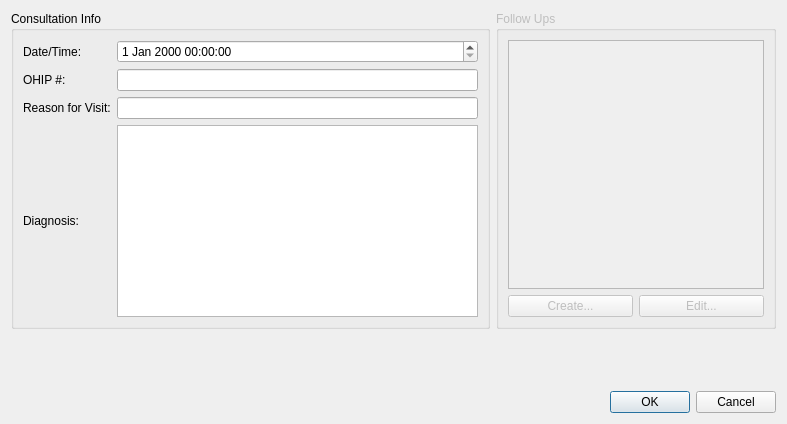
Above: cuCareQtApp/CUCare/addeditconsultationwindow.ui from chrispwright/comp3004cuCarePrivate before the change. Below: the same form after it.
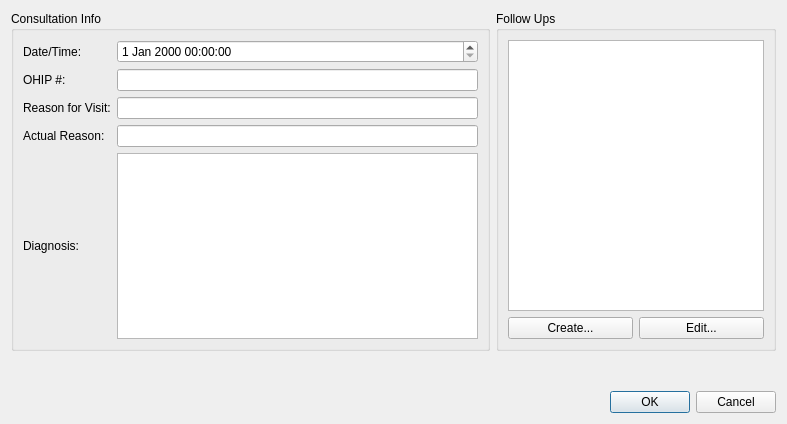
That is the form after the change.

Diff of the .ui file:
```diff
--- a/cuCareQtApp/CUCare/addeditconsultationwindow.ui
+++ b/cuCareQtApp/CUCare/addeditconsultationwindow.ui
@@ -29,12 +29,11 @@
           </property>
          </widget>
         </item>
-        <item row="1" column="0">
-         <widget class="QLabel" name="label">
-          <property name="text">
-           <string>OHIP #:</string>
-          </property>
-         </widget>
+        <item row="0" column="1">
+         <widget class="QDateTimeEdit" name="dateTimeEdit"/>
+        </item>
+        <item row="1" column="1">
+         <widget class="QLineEdit" name="editOHIP"/>
         </item>
         <item row="0" column="0">
          <widget class="QLabel" name="label_4">
@@ -43,10 +42,17 @@
           </property>
          </widget>
         </item>
-        <item row="3" column="0">
-         <widget class="QLabel" name="label_3">
+        <item row="1" column="0">
+         <widget class="QLabel" name="label">
           <property name="text">
-           <string>Diagnosis:</string>
+           <string>OHIP #:</string>
+          </property>
+         </widget>
+        </item>
+        <item row="4" column="1">
+         <widget class="QPlainTextEdit" name="editDiagnosis">
+          <property name="enabled">
+           <bool>true</bool>
           </property>
          </widget>
         </item>
@@ -57,18 +63,22 @@
           </property>
          </widget>
         </item>
-        <item row="0" column="1">
-         <widget class="QDateTimeEdit" name="dateTimeEdit"/>
+        <item row="4" column="0">
+         <widget class="QLabel" name="label_3">
+          <property name="text">
+           <string>Diagnosis:</string>
+          </property>
+         </widget>
         </item>
-        <item row="1" column="1">
-         <widget class="QLineEdit" name="editOHIP"/>
+        <item row="3" column="0">
+         <widget class="QLabel" name="label_5">
+          <property name="text">
+           <string>Actual Reason:</string>
+          </property>
+         </widget>
         </item>
         <item row="3" column="1">
-         <widget class="QPlainTextEdit" name="editDiagnosis">
-          <property name="enabled">
-           <bool>true</bool>
-          </property>
-         </widget>
+         <widget class="QLineEdit" name="editActualReason"/>
         </item>
        </layout>
       </item>
@@ -76,30 +86,40 @@
     </widget>
    </item>
    <item row="0" column="1">
-    <widget class="QGroupBox" name="groupBox_2">
+    <widget class="QGroupBox" name="groupBox_FollowUps">
      <property name="enabled">
-      <bool>false</bool>
+      <bool>true</bool>
      </property>
      <property name="title">
       <string>Follow Ups</string>
      </property>
      <layout class="QGridLayout" name="gridLayout_4">
       <item row="1" column="0">
-       <widget class="QPushButton" name="pushButton">
+       <widget class="QPushButton" name="pushButton_CreateFollowUp">
+        <property name="enabled">
+         <bool>true</bool>
+        </property>
         <property name="text">
          <string>Create...</string>
         </property>
        </widget>
       </item>
       <item row="1" column="1">
-       <widget class="QPushButton" name="pushButton_2">
+       <widget class="QPushButton" name="pushButton_EditFollowUp">
+        <property name="enabled">
+         <bool>true</bool>
+        </property>
         <property name="text">
          <string>Edit...</string>
         </property>
        </widget>
       </item>
       <item row="0" column="0" colspan="2">
-       <widget class="QListWidget" name="listWidget"/>
+       <widget class="QListWidget" name="listWidget_FollowUps">
+        <property name="enabled">
+         <bool>true</bool>
+        </property>
+       </widget>
       </item>
      </layout>
     </widget>
```
